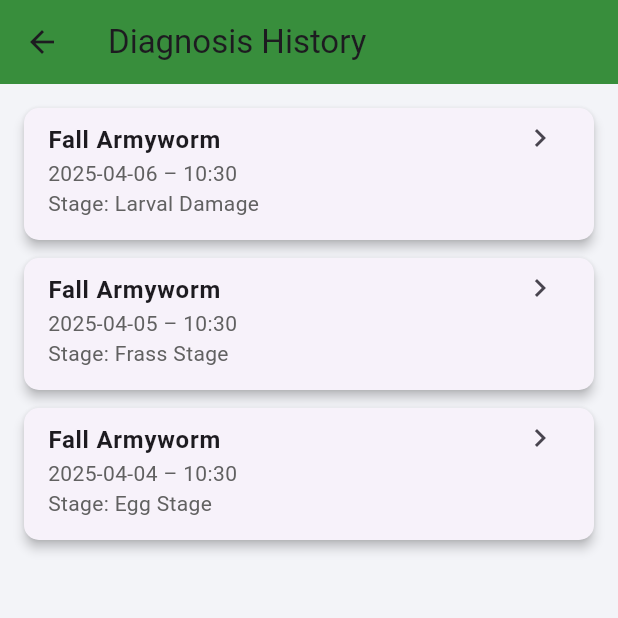
After one commit to SsebattaAdam/FallArmyDetectionProject, a Flutter app: the screen it shows after launch, after a tap on "Maize Monitoring Reports", on a phone screen of 412 x 824 dp, the top half of it. The commit adds this screen. Run offline on Flutter 3.47's test engine with Material 3 defaults, Android fonts, the phone set to English and light mode, and no system bars; our stand-ins replace camera, cloud_firestore, firebase_analytics, firebase_auth, firebase_core, firebase_storage and 10 more; missing offline and left inert: google_mlkit_image_labeling; accounts and stored records are empty.

Commit message:
Added maize diagnosis reports, treatment and recommendations per stage

```diff
--- /dev/null
+++ b/lib/views/home/diagnosisdetailspage.dart
@@ -0,0 +1,73 @@
+import 'package:flutter/material.dart';
+import 'package:intl/intl.dart';
+
+import 'newpage.dart'; // Assuming this is your detailed view page
+
+class DiagnosisDetailPage extends StatelessWidget {
+  final List<Map<String, dynamic>> diagnoses;
+
+  const DiagnosisDetailPage({
+    Key? key,
+    required this.diagnoses,
+  }) : super(key: key);
+
+  String formatDate(DateTime date) {
+    final formatter = DateFormat('yyyy-MM-dd – kk:mm');
+    return formatter.format(date);
+  }
+
+  @override
+  Widget build(BuildContext context) {
+    return Scaffold(
+      appBar: AppBar(
+        title: const Text("Diagnosis History"),
+        backgroundColor: Colors.green[700],
+      ),
+      body: diagnoses.isEmpty
+          ? const Center(
+        child: Text(
+          "No diagnoses available.",
+          style: TextStyle(fontSize: 18),
+        ),
+      )
+          : ListView.builder(
+        padding: const EdgeInsets.all(16),
+        itemCount: diagnoses.length,
+        itemBuilder: (context, index) {
+          final item = diagnoses[index];
+          final date = item['date'] is String
+              ? DateTime.parse(item['date'])
+              : item['date'] as DateTime;
+
+          return Card(
+            margin: const EdgeInsets.only(bottom: 12),
+            elevation: 3,
+            shape: RoundedRectangleBorder(
+              borderRadius: BorderRadius.circular(10),
+            ),
+            child: ListTile(
+              title: Text(
+                item['disease'] ?? 'Fall Armyworm',
+                style: const TextStyle(fontWeight: FontWeight.bold),
+              ),
+              subtitle: Text(
+                '${formatDate(date)}\nStage: ${item['stage'] ?? 'Unknown'}',
+                style: TextStyle(color: Colors.grey[700]),
+              ),
+              isThreeLine: true,
+              trailing: const Icon(Icons.chevron_right),
+              onTap: () {
+                Navigator.push(
+                  context,
+                  MaterialPageRoute(
+                    builder: (_) => Newpagetobedefined(),
+                  ),
+                );
+              },
+            ),
+          );
+        },
+      ),
+    );
+  }
+}
--- a/lib/views/home/faw_recommendation_stages_page.dart
+++ b/lib/views/home/faw_recommendation_stages_page.dart
@@ -1,4 +1,5 @@
 import 'package:flutter/material.dart';
+import 'package:fammaize/detectionCode/PesticideDetailsScreen.dart';
 
 void main() {
   runApp(MaterialApp(
@@ -61,10 +62,17 @@ class FAWRecommendationStagesPage extends StatelessWidget {
                   Navigator.push(
                     context,
                     MaterialPageRoute(
-                      builder: (context) => StageDetailPage(
-                        stage: stages[index]['stage']!,
-                        symptoms: stages[index]['symptoms']!,
-                        recommendation: stages[index]['recommendation']!,
+                      builder: (context) => PesticideDetailScreen(
+                        product: {
+                          'name': stages[index]['stage'],
+                          'composition': 'Neem oil-based',
+                          'application_instructions': 'Apply on leaves',
+                          'application_method': 'Spray',
+                          'weather_conditions': 'Dry weather',
+                          'toxicity': 'Low toxicity',
+                          'safety_precautions': 'Wear gloves',
+                          'control_methods': 'Biological controls',
+                        },
                       ),
                     ),
                   );
--- a/lib/views/home/homepagedef.dart
+++ b/lib/views/home/homepagedef.dart
@@ -13,7 +13,9 @@ import '../category/widgets/spraying_widget.dart';
 import '../category/widgets/weathercardwidget.dart';
 import 'newpage.dart';
 import 'WeatherAndSpraying.dart';
-import 'faw_recommendation_stages_page.dart'; // Add this import
+import 'faw_recommendation_stages_page.dart';
+import 'package:fammaize/views/home/diagnosisdetailspage.dart';
+// Add this import
 
 class Homepage2Default extends StatefulWidget {
   const Homepage2Default({super.key});
@@ -116,10 +118,29 @@ class _Homepage2DefaultState extends State<Homepage2Default> {
                       title: "Maize Monitoring Reports",
                       subtitle: "View Details",
                       icon: Icons.report,
-                      destinationPage: Newpagetobedefined(),
+                      destinationPage: DiagnosisDetailPage(
+                        diagnoses: [
+                          {
+                            'disease': 'Fall Armyworm',
+                            'date': DateTime.now().toIso8601String(), // or just DateTime.now(),
+                            'stage': 'Larval Damage',
+                          },
+                          {
+                            'disease': 'Fall Armyworm',
+                            'date': DateTime.now().subtract(Duration(days: 1)).toIso8601String(),
+                            'stage': 'Frass Stage',
+                          },
+                          {
+                            'disease': 'Fall Armyworm',
+                            'date': DateTime.now().subtract(Duration(days: 2)).toIso8601String(),
+                            'stage': 'Egg Stage',
+                          },
+                        ],
+                      ),
+
                     ),
                     _buildCard(
-                      title: "Treatment and Recommendations",
+                      title: "Treatment&Recommendations",
                       subtitle: "By FAW Stage",
                       icon: Icons.medical_services,
                       destinationPage: FAWRecommendationStagesPage(),
--- a/pubspec.yaml
+++ b/pubspec.yaml
@@ -79,9 +79,9 @@ dependencies:
   location: ^8.0.0
   firebase_auth: ^5.5.0
   url_launcher: ^6.3.1
-#  tflite_flutter_plus: ^0.0.1
-#  tflite_flutter: ^0.11.0
-#  firebase_ml_model_downloader: ^0.3.3+2
+  #  tflite_flutter_plus: ^0.0.1
+  #  tflite_flutter: ^0.11.0
+  #  firebase_ml_model_downloader: ^0.3.3+2
   firebase_analytics: ^11.4.5
 
 
```
Also changed, not shown: 126 other files.
